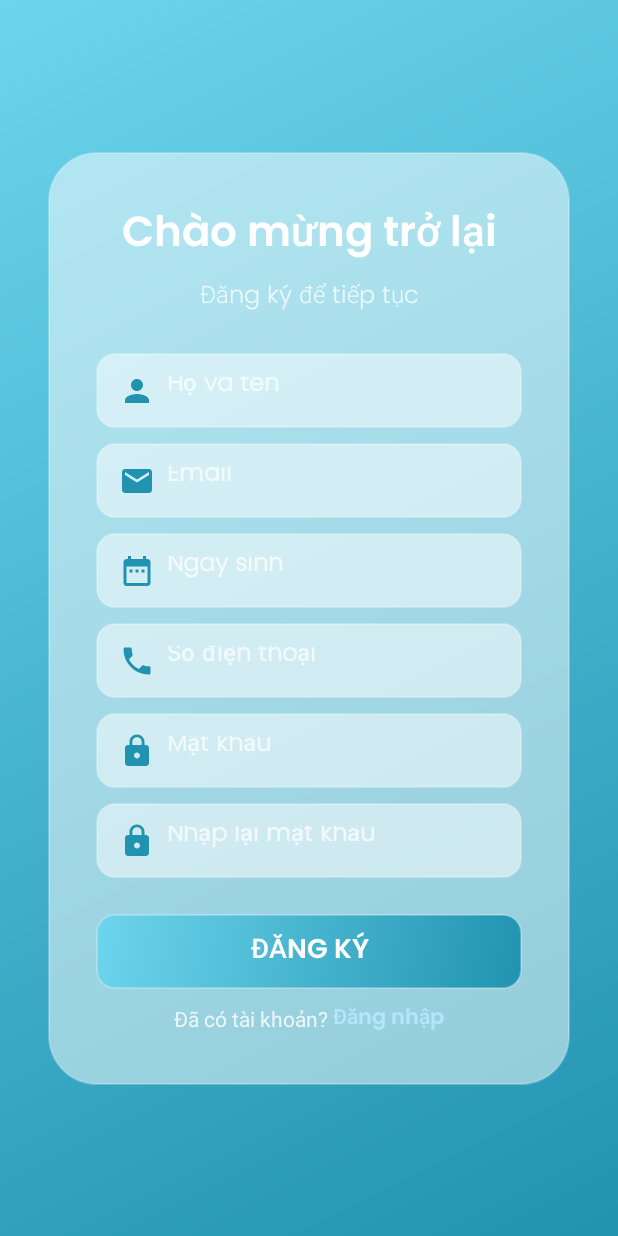
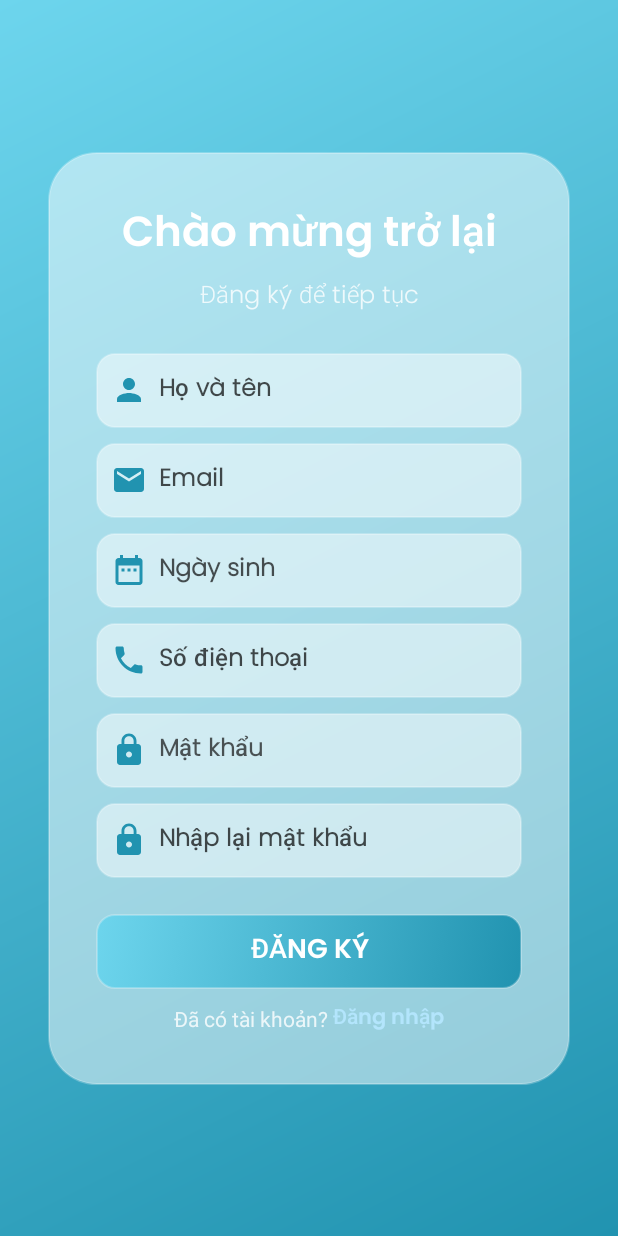
Before and after one commit to kvp133/Pet-Shop-SE1862, an Android app: the RegisterActivity screen opened directly, with no data from a screen before it, on a phone screen of 412 x 824 dp. Run offline under Robolectric (Android 15) with nearby library versions, the phone set to English and light mode, and no system bars; our stand-ins replace Firebase (no records; nobody signed in at launch, a user with empty details on screens opened directly).

Commit message:
fix text login register

```diff
--- a/app/src/main/res/layout/activity_login.xml
+++ b/app/src/main/res/layout/activity_login.xml
@@ -65,17 +65,17 @@
                 android:background="@drawable/input_glass"
                 android:drawableLeft="@drawable/baseline_email_24"
                 android:drawablePadding="8dp"
+                android:ellipsize="end"
                 android:fontFamily="@font/poppins_light"
+                android:gravity="center_vertical"
                 android:hint="Nhập địa chỉ email"
-                android:padding="15dp"
-                android:textColor="@android:color/white"
-                android:textColorHint="#B3FFFFFF"
+                android:padding="10dp"
+                android:scrollHorizontally="true"
+                android:singleLine="true"
+                android:textColor="@color/black"
+                android:textColorHint="#B3242323"
                 android:textSize="16sp"
-                android:textStyle="bold"
-                android:gravity="center_vertical"
-                android:singleLine="true"
-                android:ellipsize="end"
-                android:scrollHorizontally="true" />
+                android:textStyle="bold" />
 
             <TextView
                 android:layout_width="wrap_content"
@@ -95,18 +95,18 @@
                 android:background="@drawable/input_glass"
                 android:drawableLeft="@drawable/baseline_lock_24"
                 android:drawablePadding="8dp"
+                android:ellipsize="end"
                 android:fontFamily="@font/poppins_light"
+                android:gravity="center_vertical"
                 android:hint="Nhập mật khẩu"
                 android:inputType="textPassword"
-                android:padding="15dp"
-                android:textColor="@android:color/white"
-                android:textColorHint="#B3FFFFFF"
+                android:padding="10dp"
+                android:scrollHorizontally="true"
+                android:singleLine="true"
+                android:textColor="@color/black"
+                android:textColorHint="#B3040404"
                 android:textSize="16sp"
-                android:textStyle="bold"
-                android:gravity="center_vertical"
-                android:singleLine="true"
-                android:ellipsize="end"
-                android:scrollHorizontally="true" />
+                android:textStyle="bold" />
 
             <CheckBox
                 android:id="@+id/cb_remember"
@@ -116,17 +116,6 @@
                 android:fontFamily="@font/poppins_light"
                 android:text="Nhớ mật khẩu"
                 android:textColor="@color/glass_white_80" />
-
-            <TextView
-                android:id="@+id/tv_forgot_password"
-                android:layout_width="wrap_content"
-                android:layout_height="wrap_content"
-                android:layout_gravity="end"
-                android:layout_marginBottom="16dp"
-                android:fontFamily="@font/poppins_light"
-                android:text="Quên mật khẩu?"
-                android:textColor="@color/glass_link_blue"
-                android:textSize="14sp" />
 
             <androidx.appcompat.widget.AppCompatButton
                 android:id="@+id/btn_login"
--- a/app/src/main/res/layout/activity_register.xml
+++ b/app/src/main/res/layout/activity_register.xml
@@ -52,125 +52,125 @@
                 android:id="@+id/edt_register_fullname"
                 android:layout_width="match_parent"
                 android:layout_height="50dp"
+                android:layout_marginBottom="10dp"
                 android:background="@drawable/input_glass"
                 android:drawableLeft="@drawable/baseline_person_24"
                 android:drawablePadding="8dp"
+                android:ellipsize="end"
+                android:fontFamily="@font/poppins_light"
+                android:gravity="center_vertical"
                 android:hint="Họ và tên"
-                android:textColor="@android:color/white"
-                android:padding="15dp"
-                android:textColorHint="#B3FFFFFF"
-                android:fontFamily="@font/poppins_light"
+                android:padding="10dp"
+                android:scrollHorizontally="true"
+                android:singleLine="true"
+                android:textColor="@color/black"
+                android:textColorHint="#B3000000"
                 android:textSize="16sp"
-                android:textStyle="bold"
-                android:gravity="center_vertical"
-                android:singleLine="true"
-                android:ellipsize="end"
-                android:scrollHorizontally="true"
-                android:layout_marginBottom="10dp" />
+                android:textStyle="bold" />
 
             <EditText
                 android:id="@+id/edt_register_email"
                 android:layout_width="match_parent"
                 android:layout_height="50dp"
+                android:layout_marginBottom="10dp"
                 android:background="@drawable/input_glass"
                 android:drawableLeft="@drawable/baseline_email_24"
                 android:drawablePadding="8dp"
+                android:ellipsize="end"
+                android:fontFamily="@font/poppins_light"
+                android:gravity="center_vertical"
                 android:hint="Email"
-                android:padding="15dp"
-                android:textColor="@android:color/white"
-                android:textColorHint="#B3FFFFFF"
-                android:fontFamily="@font/poppins_light"
+                android:padding="10dp"
+                android:scrollHorizontally="true"
+                android:singleLine="true"
+                android:textColor="@color/black"
+                android:textColorHint="#B3000000"
                 android:textSize="16sp"
-                android:textStyle="bold"
-                android:gravity="center_vertical"
-                android:singleLine="true"
-                android:ellipsize="end"
-                android:scrollHorizontally="true"
-                android:layout_marginBottom="10dp" />
+                android:textStyle="bold" />
 
             <EditText
                 android:id="@+id/edt_register_dob"
                 android:layout_width="match_parent"
                 android:layout_height="50dp"
+                android:layout_marginBottom="10dp"
                 android:background="@drawable/input_glass"
                 android:drawableLeft="@drawable/baseline_date_range_24"
                 android:drawablePadding="8dp"
+                android:ellipsize="end"
+                android:focusable="false"
+                android:fontFamily="@font/poppins_light"
+                android:gravity="center_vertical"
                 android:hint="Ngày sinh"
-                android:focusable="false"
                 android:inputType="none"
-                android:padding="15dp"
-                android:textColor="@android:color/white"
-                android:textColorHint="#B3FFFFFF"
-                android:fontFamily="@font/poppins_light"
+                android:padding="10dp"
+                android:scrollHorizontally="true"
+                android:singleLine="true"
+                android:textColor="@color/black"
+                android:textColorHint="#B3070707"
                 android:textSize="16sp"
-                android:textStyle="bold"
-                android:gravity="center_vertical"
-                android:singleLine="true"
-                android:ellipsize="end"
-                android:scrollHorizontally="true"
-                android:layout_marginBottom="10dp" />
+                android:textStyle="bold" />
 
             <EditText
                 android:id="@+id/edt_register_phone"
                 android:layout_width="match_parent"
                 android:layout_height="50dp"
+                android:layout_marginBottom="10dp"
                 android:background="@drawable/input_glass"
                 android:drawableLeft="@drawable/baseline_phone_24"
                 android:drawablePadding="8dp"
+                android:ellipsize="end"
+                android:fontFamily="@font/poppins_light"
+                android:gravity="center_vertical"
                 android:hint="Số điện thoại"
-                android:padding="15dp"
-                android:textColor="@android:color/white"
-                android:textColorHint="#B3FFFFFF"
-                android:fontFamily="@font/poppins_light"
+                android:padding="10dp"
+                android:scrollHorizontally="true"
+                android:singleLine="true"
+                android:textColor="@color/black"
+                android:textColorHint="#B3000000"
                 android:textSize="16sp"
-                android:textStyle="bold"
-                android:gravity="center_vertical"
-                android:singleLine="true"
-                android:ellipsize="end"
-                android:scrollHorizontally="true"
-                android:layout_marginBottom="10dp" />
+                android:textStyle="bold" />
 
             <EditText
                 android:id="@+id/edt_register_password"
                 android:layout_width="match_parent"
                 android:layout_height="50dp"
+                android:layout_marginBottom="10dp"
                 android:background="@drawable/input_glass"
                 android:drawableLeft="@drawable/baseline_lock_24"
                 android:drawablePadding="8dp"
+                android:ellipsize="end"
+                android:fontFamily="@font/poppins_light"
+                android:gravity="center_vertical"
                 android:hint="Mật khẩu"
                 android:inputType="textPassword"
-                android:padding="15dp"
-                android:textColor="@android:color/white"
-                android:textColorHint="#B3FFFFFF"
-                android:fontFamily="@font/poppins_light"
+                android:padding="10dp"
+                android:scrollHorizontally="true"
+                android:singleLine="true"
+                android:textColor="@color/black"
+                android:textColorHint="#B3101010"
                 android:textSize="16sp"
-                android:textStyle="bold"
-                android:gravity="center_vertical"
-                android:singleLine="true"
-                android:ellipsize="end"
-                android:scrollHorizontally="true"
-                android:layout_marginBottom="10dp" />
+                android:textStyle="bold" />
 
             <EditText
                 android:id="@+id/edt_register_re_password"
                 android:layout_width="match_parent"
                 android:layout_height="50dp"
+                android:layout_marginBottom="16dp"
                 android:background="@drawable/input_glass"
                 android:drawableLeft="@drawable/baseline_lock_24"
                 android:drawablePadding="8dp"
+                android:ellipsize="end"
+                android:fontFamily="@font/poppins_light"
+                android:gravity="center_vertical"
                 android:hint="Nhập lại mật khẩu"
                 android:inputType="textPassword"
-                android:padding="15dp"
-                android:textColor="@android:color/white"
-                android:textColorHint="#B3FFFFFF"
-                android:fontFamily="@font/poppins_light"
+                android:padding="10dp"
+                android:scrollHorizontally="true"
+                android:singleLine="true"
+                android:textColor="@color/black"
+                android:textColorHint="#B3000000"
                 android:textSize="16sp"
-                android:textStyle="bold"
-                android:gravity="center_vertical"
-                android:singleLine="true"
-                android:ellipsize="end"
-                android:scrollHorizontally="true"
-                android:layout_marginBottom="16dp" />
+                android:textStyle="bold" />
 
             <androidx.appcompat.widget.AppCompatButton
                 android:id="@+id/btn_register"
```
